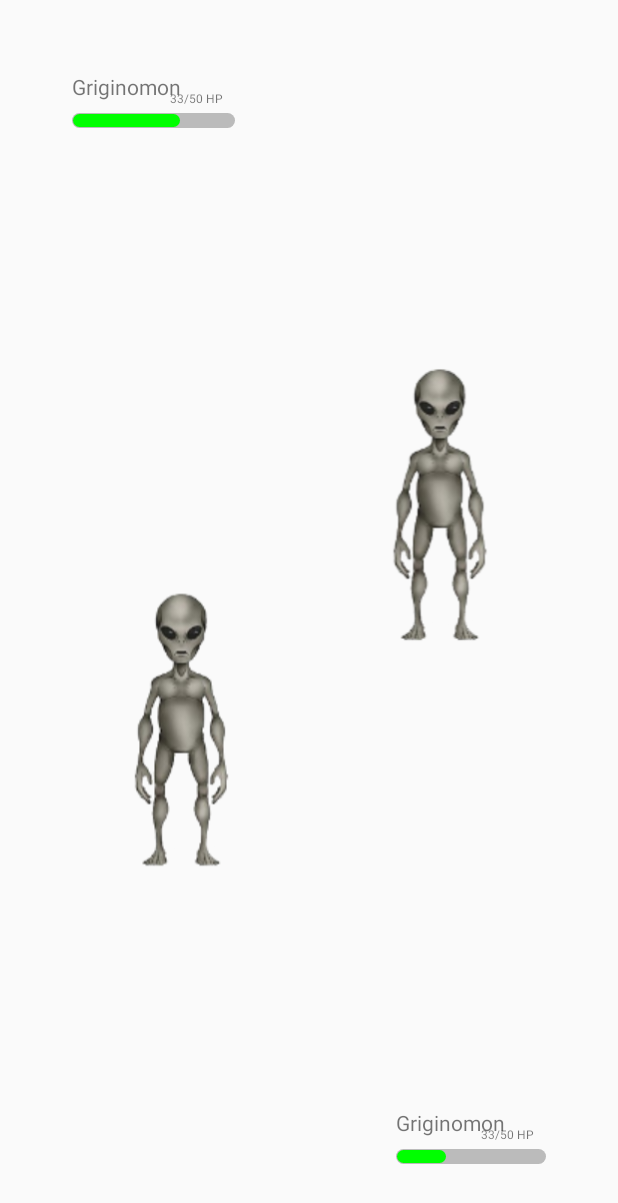
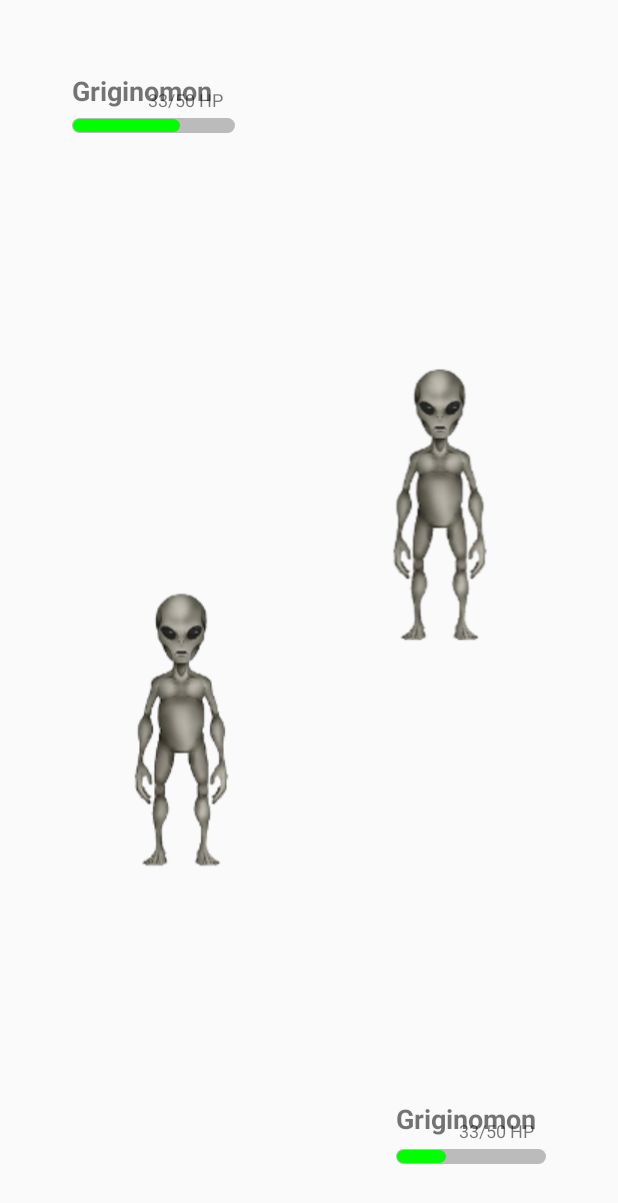
Before and after one commit to leonardo-speranzon/PokemonCemento, an Android app: the layout activity_scontro.xml on its own in the app's theme, with its tools: preview values and no code run, on a phone screen of 412 x 824 dp. Shown: the top 1203 px of the screen. Run offline under Robolectric (Android 15) with nearby library versions, the phone set to English and light mode, and no system bars.

Commit message:
Miglioramenti minori -la vita si ferma a 0hp -migliorato cambio di direzione nel movimento

```diff
--- a/app/src/main/java/it/speranzon_galligioni/pokemoncemento/MainActivity.java
+++ b/app/src/main/java/it/speranzon_galligioni/pokemoncemento/MainActivity.java
@@ -71,7 +71,7 @@ public class MainActivity extends AppCompatActivity {
 			public boolean onTouch(View v, MotionEvent event) {
 				Direction dir = getDirectionJoystick(event);
 				if (dir == Direction.NONE) {
-					game.stopMove(game.getCurrentDirection());
+					game.stopMove();
 					return true;
 				}
 				switch (event.getAction()) {
@@ -80,13 +80,11 @@ public class MainActivity extends AppCompatActivity {
 						return true;
 					case MotionEvent.ACTION_MOVE:
 						if (game.getCurrentDirection() != dir) {
-							//game.stopMove(game.getCurrentDirection());
 							game.changeDirection(dir);
-							game.startMove(dir);
 						}
 						return true;
 					case MotionEvent.ACTION_UP:
-						game.stopMove(dir);
+						game.stopMove();
 						return true;
 				}
 				return false;
--- a/app/src/main/java/it/speranzon_galligioni/pokemoncemento/gameObject/Player.java
+++ b/app/src/main/java/it/speranzon_galligioni/pokemoncemento/gameObject/Player.java
@@ -7,7 +7,7 @@ import it.speranzon_galligioni.pokemoncemento.R;
 public class Player extends GameElement {
 	private boolean blocked;
 	public Player(Context context, int x, int y) {
-		super(context, x, y, 1, 1, R.drawable.man_2);
+		super(context, x, y, 1, 1, R.drawable.player_0);
 	}
 	public void block(){blocked=true;}
 	public void unlock(){blocked=false;}
--- a/app/src/main/java/it/speranzon_galligioni/pokemoncemento/gameObject/PokemonScontro.java
+++ b/app/src/main/java/it/speranzon_galligioni/pokemoncemento/gameObject/PokemonScontro.java
@@ -104,9 +104,10 @@ public class PokemonScontro extends ConstraintLayout {
 	 * @return true se il pokemon è morto
 	 */
 	public void damage(int hpDamage,final Runnable onNotDied, final Runnable onDied){
-		currentHp-=hpDamage;
+		int previousHp=currentHp;
+		currentHp=Math.max(currentHp-hpDamage,0);
 
-		PokemonDetailsAnimation lifeAnim = new PokemonDetailsAnimation(detailsBar, (currentHp+hpDamage)*100, currentHp*100);
+		PokemonDetailsAnimation lifeAnim = new PokemonDetailsAnimation(detailsBar, previousHp*100, currentHp*100);
 		lifeAnim.setDuration(1000);
 		lifeAnim.setAnimationListener(new Animation.AnimationListener() {
 			@Override
--- a/app/src/main/res/layout/activity_scontro.xml
+++ b/app/src/main/res/layout/activity_scontro.xml
@@ -59,7 +59,9 @@
                 android:layout_height="wrap_content"
                 android:layout_marginStart="8dp"
                 android:layout_marginTop="8dp"
-                android:layout_marginBottom="8dp"
+                android:layout_marginBottom="6dp"
+                android:textSize="18sp"
+                android:textStyle="bold"
                 app:layout_constraintBottom_toTopOf="@+id/life"
                 app:layout_constraintStart_toStartOf="parent"
                 app:layout_constraintTop_toTopOf="parent"
@@ -71,7 +73,7 @@
                 android:layout_height="wrap_content"
                 android:layout_marginEnd="16dp"
                 android:layout_marginBottom="4dp"
-                android:textSize="8sp"
+                android:textSize="12sp"
                 app:layout_constraintBottom_toTopOf="@+id/life"
                 app:layout_constraintEnd_toEndOf="parent"
                 tools:text="33/50 HP" />
@@ -145,6 +147,8 @@
                 android:layout_marginStart="8dp"
                 android:layout_marginTop="8dp"
                 android:layout_marginBottom="8dp"
+                android:textSize="18sp"
+                android:textStyle="bold"
                 app:layout_constraintBottom_toTopOf="@+id/life"
                 app:layout_constraintStart_toStartOf="parent"
                 app:layout_constraintTop_toTopOf="parent"
@@ -156,7 +160,7 @@
                 android:layout_height="wrap_content"
                 android:layout_marginEnd="16dp"
                 android:layout_marginBottom="4dp"
-                android:textSize="8sp"
+                android:textSize="12sp"
                 app:layout_constraintBottom_toTopOf="@+id/life"
                 app:layout_constraintEnd_toEndOf="parent"
                 tools:text="33/50 HP" />
```
Also changed, not shown: app/src/main/java/it/speranzon_galligioni/pokemoncemento/Game.java (+14 -12 lines).
